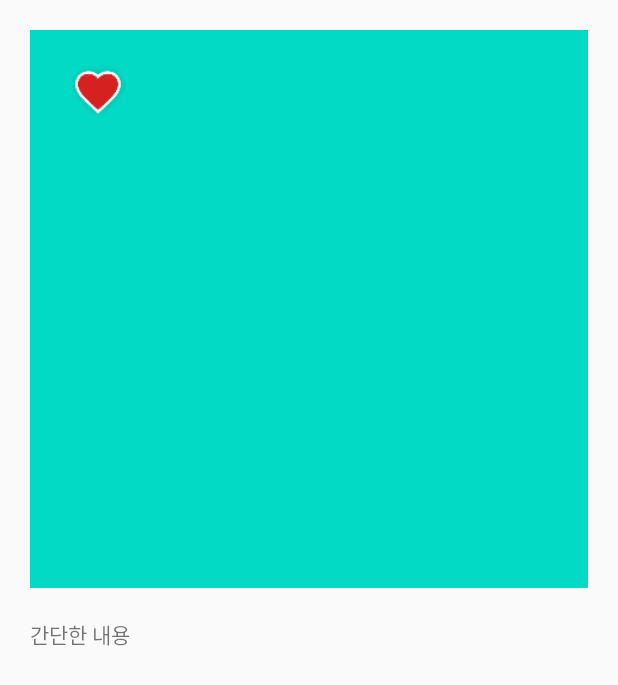
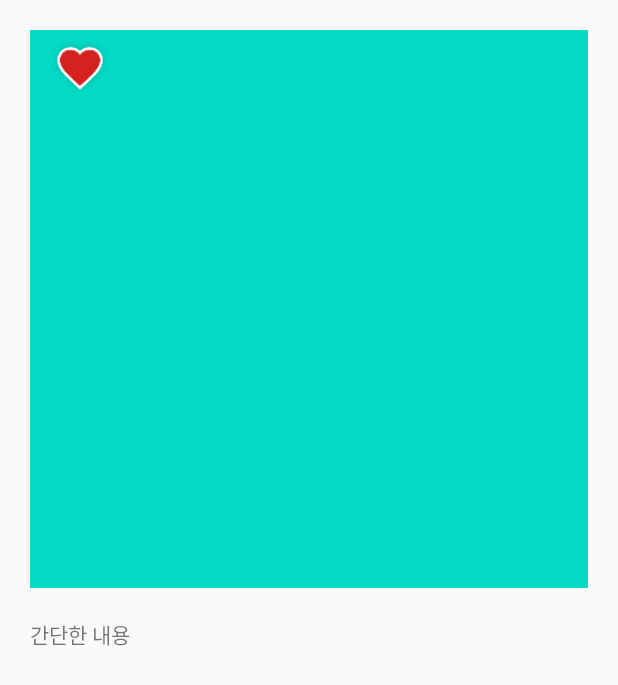
Before and after one commit to JiHyeonMon/selffee_android, an Android app: the layout item_search.xml on its own in the app's theme, with its tools: preview values and no code run, on a phone screen of 412 x 824 dp. Shown: the top 685 px of the screen. Run offline under Robolectric (Android 15) with nearby library versions, the phone set to English and light mode, and no system bars.

Commit message:
search 좋아요 버튼

```diff
--- a/Sopkerton/app/src/main/java/com/danmin/sopkerton/SearchActivity.kt
+++ b/Sopkerton/app/src/main/java/com/danmin/sopkerton/SearchActivity.kt
@@ -24,6 +24,7 @@ class SearchActivity : AppCompatActivity() {
 
         btn_hash1.setOnClickListener {
             edit_search.setText(btn_hash1.text)
+
         }
         btn_hash2.setOnClickListener {
             edit_search.setText(btn_hash2.text)
@@ -40,7 +41,9 @@ class SearchActivity : AppCompatActivity() {
             add(
                 SearchData(
                     img_content = "https://img.insight.co.kr/static/2018/09/15/700/747cl3tq51cz06846r5u.jpg",
-                    content = "우와~~~~"
+                    content = "우와~~~~",
+                    txt_tag = "#해시태그1",
+                    like = true
                 )
             )
         }
--- a/Sopkerton/app/src/main/java/com/danmin/sopkerton/searchRecycler/SearchData.kt
+++ b/Sopkerton/app/src/main/java/com/danmin/sopkerton/searchRecycler/SearchData.kt
@@ -2,5 +2,7 @@ package com.danmin.sopkerton.searchRecycler
 
 data class SearchData(
     val img_content: String,
-    val content: String
+    val content: String,
+    val txt_tag:String,
+    var like: Boolean
 )
--- a/Sopkerton/app/src/main/res/layout/item_search.xml
+++ b/Sopkerton/app/src/main/res/layout/item_search.xml
@@ -18,13 +18,13 @@
         app:layout_constraintStart_toStartOf="parent"
         app:layout_constraintTop_toTopOf="parent" />
 
-    <ImageView
-        android:id="@+id/imageView2"
+    <Button
+        android:id="@+id/btn_like"
         android:layout_width="50dp"
         android:layout_height="50dp"
-        android:layout_marginStart="20dp"
-        android:layout_marginLeft="20dp"
-        android:layout_marginTop="16dp"
+        android:layout_marginStart="8dp"
+        android:layout_marginLeft="8dp"
+        android:background="@drawable/icon_heart_selected"
         app:layout_constraintStart_toStartOf="@+id/img_content"
         app:layout_constraintTop_toTopOf="@+id/img_content"
         app:srcCompat="@drawable/icon_heart_selected" />
```
Also changed, not shown: Sopkerton/app/src/main/java/com/danmin/sopkerton/searchRecycler/SearchViewHolder.kt (+18 -0 lines).
